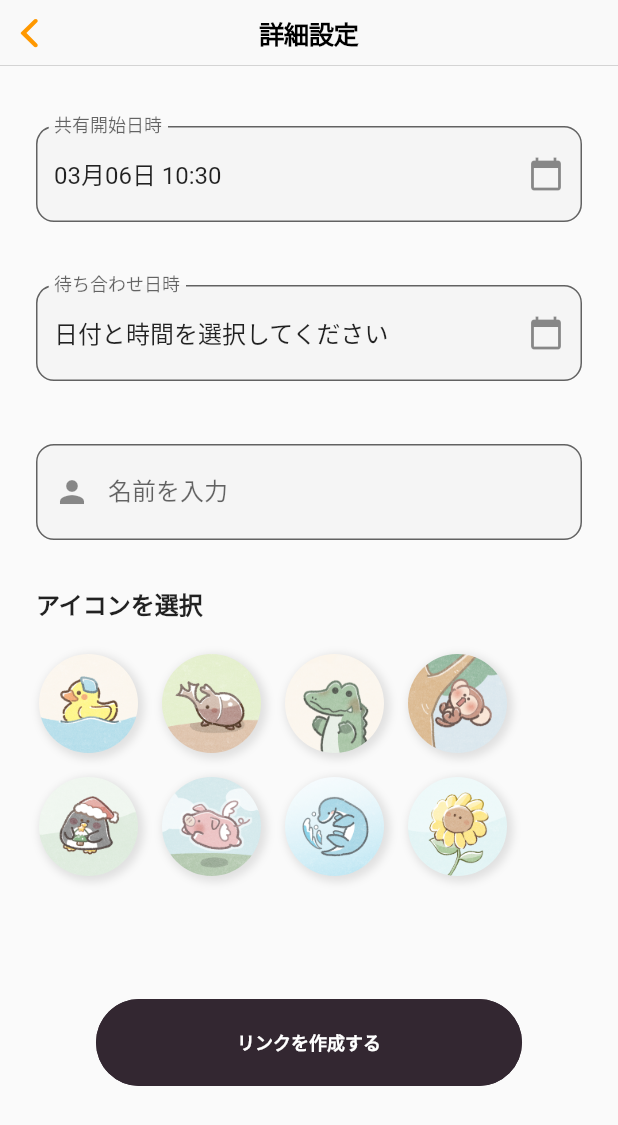
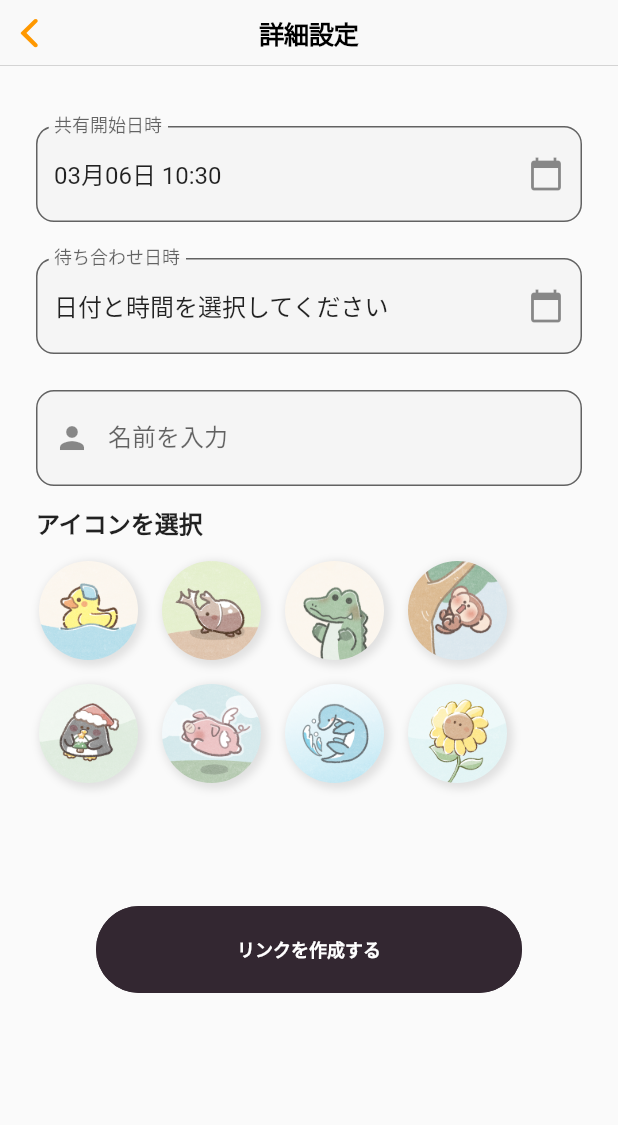
Before and after one commit to Al-Mikan/mesh-frontend, a Flutter app: the SetDetailsPage screen opened directly with empty values, on a phone screen of 412 x 824 dp. Shown: the top 1125 px of the screen. Run offline on Flutter 3.47's test engine with Material 3 defaults, Android fonts, the phone set to English and light mode, and no system bars; our stand-ins replace app_links, confetti, dio, fixnum, flutter_datetime_picker_plus, flutter_local_notifications and 6 more; missing offline and left inert: background_locator_2, google_maps_webservice, grpc, haptic_feedback, protobuf, pull_down_button and 1 more; accounts and stored records are empty.

Commit message:
padding調整

```diff
--- a/lib/set_details_page.dart
+++ b/lib/set_details_page.dart
@@ -199,7 +199,7 @@ class _SetDetailsAndNamePageState extends ConsumerState<SetDetailsPage> {
                         ),
                       ),
                     ),
-                    const SizedBox(height: 42),
+                    const SizedBox(height: 24),
 
                     // 🔹 待ち合わせ日時選択フィールド
                     GestureDetector(
@@ -235,7 +235,7 @@ class _SetDetailsAndNamePageState extends ConsumerState<SetDetailsPage> {
                         ),
                       ),
                     ),
-                    const SizedBox(height: 42),
+                    const SizedBox(height: 24),
 
                     // 🔹 名前入力フォーム
                     Form(
@@ -260,7 +260,7 @@ class _SetDetailsAndNamePageState extends ConsumerState<SetDetailsPage> {
                         },
                       ),
                     ),
-                    const SizedBox(height: 30),
+                    const SizedBox(height: 12),
                     const Text(
                       'アイコンを選択',
                       style: TextStyle(
@@ -268,13 +268,13 @@ class _SetDetailsAndNamePageState extends ConsumerState<SetDetailsPage> {
                         fontWeight: FontWeight.bold,
                       ),
                     ),
-                    const SizedBox(height: 10),
+                    const SizedBox(height: 4),
                     if (_selectedIconError != null)
                       Text(
                         _selectedIconError!,
                         style: const TextStyle(color: Colors.red, fontSize: 12),
                       ),
-                    const SizedBox(height: 10),
+                    const SizedBox(height: 8),
                     Wrap(
                       spacing: 12,
                       runSpacing: 12,
```
